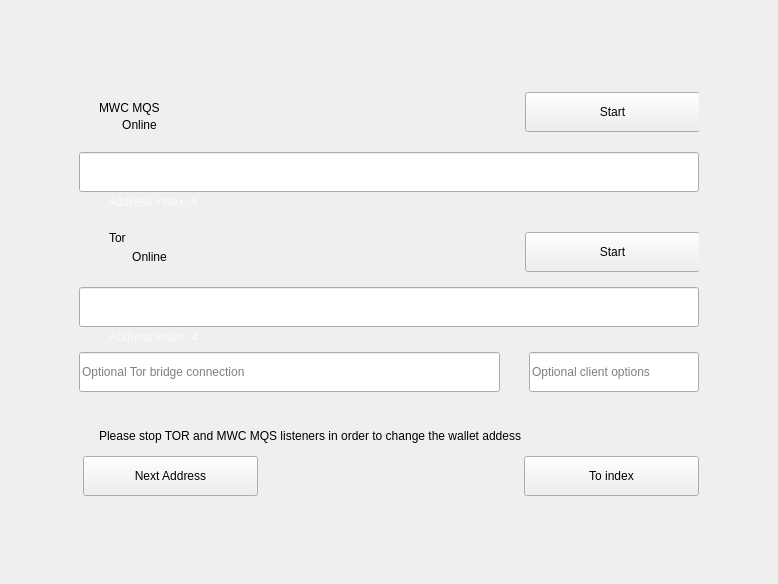
This is windows_desktop/e_listening.ui in mwcproject/mwc-qt-wallet as Qt 5 draws it before an edit. The edited form follows.
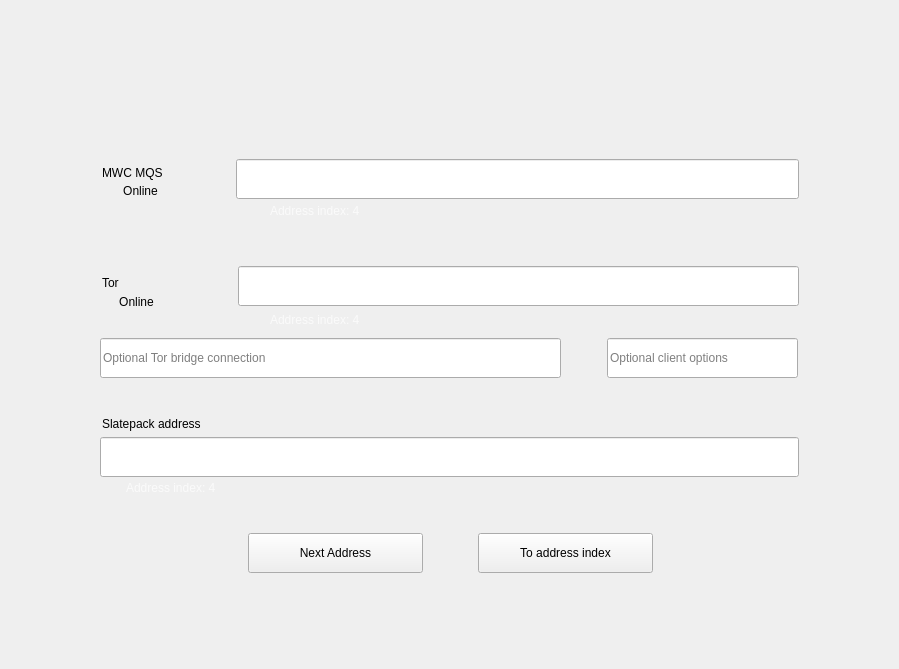
This is the edited form. Icons and pictures are not drawn. Custom widgets are drawn as their Qt base class.

Commit message: Simplified UI for slatepacks

```diff
--- a/windows_desktop/e_listening.ui
+++ b/windows_desktop/e_listening.ui
@@ -6,14 +6,14 @@
    <rect>
     <x>0</x>
     <y>0</y>
-    <width>778</width>
-    <height>584</height>
+    <width>899</width>
+    <height>669</height>
    </rect>
   </property>
   <property name="windowTitle">
    <string>Form</string>
   </property>
-  <layout class="QVBoxLayout" name="verticalLayout">
+  <layout class="QVBoxLayout" name="verticalLayout_2">
    <property name="topMargin">
     <number>70</number>
    </property>
@@ -32,6 +32,9 @@
    </item>
    <item>
     <layout class="QHBoxLayout" name="horizontalLayout">
+     <property name="spacing">
+      <number>1</number>
+     </property>
      <item>
       <spacer name="horizontalSpacer">
        <property name="orientation">
@@ -55,13 +58,13 @@
        </property>
        <property name="minimumSize">
         <size>
-         <width>620</width>
+         <width>700</width>
          <height>480</height>
         </size>
        </property>
        <property name="maximumSize">
         <size>
-         <width>620</width>
+         <width>700</width>
          <height>480</height>
         </size>
        </property>
@@ -74,68 +77,61 @@
        <property name="lineWidth">
         <number>0</number>
        </property>
-       <widget class="QLabel" name="mwcMqStatusImg">
-        <property name="geometry">
-         <rect>
-          <x>120</x>
-          <y>21</y>
-          <width>21</width>
-          <height>21</height>
-         </rect>
+       <layout class="QVBoxLayout" name="verticalLayout">
+        <property name="spacing">
+         <number>30</number>
         </property>
-        <property name="toolTip">
-         <string>MWC MQS listener status</string>
+        <property name="leftMargin">
+         <number>0</number>
         </property>
-        <property name="text">
-         <string/>
+        <property name="topMargin">
+         <number>0</number>
         </property>
-        <property name="pixmap">
-         <pixmap resource="../resources_desktop.qrc">:/img/StatusOk@2x.svg</pixmap>
+        <property name="rightMargin">
+         <number>0</number>
         </property>
-        <property name="scaledContents">
-         <bool>true</bool>
+        <property name="bottomMargin">
+         <number>0</number>
         </property>
-       </widget>
-       <widget class="control::MwcPushButtonNormal" name="mwcMqTriggerButton">
-        <property name="geometry">
-         <rect>
-          <x>446</x>
-          <y>10</y>
-          <width>175</width>
-          <height>40</height>
-         </rect>
-        </property>
+        <item>
+         <spacer name="verticalSpacer_4">
+          <property name="orientation">
+           <enum>Qt::Vertical</enum>
+          </property>
+          <property name="sizeHint" stdset="0">
+           <size>
+            <width>20</width>
+            <height>3</height>
+           </size>
+          </property>
+         </spacer>
+        </item>
+        <item>
+         <widget class="QFrame" name="MqsFrame">
         <property name="minimumSize">
          <size>
           <width>0</width>
-          <height>40</height>
+            <height>77</height>
          </size>
         </property>
         <property name="maximumSize">
          <size>
           <width>16777215</width>
-          <height>40</height>
-         </size>
-        </property>
-        <property name="cursor">
-         <cursorShape>PointingHandCursor</cursorShape>
-        </property>
-        <property name="focusPolicy">
-         <enum>Qt::StrongFocus</enum>
-        </property>
-        <property name="toolTip">
-         <string>Start/Stop listening for messages at MWC MQS</string>
-        </property>
-        <property name="text">
-         <string>Start</string>
-        </property>
-       </widget>
+            <height>77</height>
+           </size>
+          </property>
+          <property name="frameShape">
+           <enum>QFrame::NoFrame</enum>
+          </property>
+          <property name="frameShadow">
+           <enum>QFrame::Sunken</enum>
+          </property>
        <widget class="control::MwcLineEditNormal" name="mwcmqsAddress">
         <property name="geometry">
          <rect>
-          <x>0</x>
-          <y>70</y>
-          <width>620</width>
+             <x>136</x>
+             <y>6</y>
+             <width>563</width>
           <height>40</height>
          </rect>
         </property>
@@ -164,9 +160,9 @@
        <widget class="control::MwcLabelNormal" name="mwcMQlable">
         <property name="geometry">
          <rect>
-          <x>20</x>
-          <y>10</y>
-          <width>94</width>
+             <x>2</x>
+             <y>4</y>
+             <width>75</width>
           <height>31</height>
          </rect>
         </property>
@@ -177,8 +173,8 @@
        <widget class="control::MwcLabelTiny" name="mwcMqStatusTxt">
         <property name="geometry">
          <rect>
-          <x>20</x>
-          <y>33</y>
+             <x>0</x>
+             <y>28</y>
           <width>81</width>
           <height>20</height>
          </rect>
@@ -190,79 +186,33 @@
          <set>Qt::AlignCenter</set>
         </property>
        </widget>
-       <widget class="control::MwcPushButtonNormal" name="mwcMqToIndex">
+          <widget class="QLabel" name="mwcMqStatusImg">
         <property name="geometry">
          <rect>
-          <x>445</x>
-          <y>374</y>
-          <width>175</width>
-          <height>40</height>
-         </rect>
-        </property>
-        <property name="minimumSize">
-         <size>
-          <width>0</width>
-          <height>40</height>
-         </size>
-        </property>
-        <property name="maximumSize">
-         <size>
-          <width>16777215</width>
-          <height>40</height>
-         </size>
-        </property>
-        <property name="cursor">
-         <cursorShape>PointingHandCursor</cursorShape>
-        </property>
-        <property name="focusPolicy">
-         <enum>Qt::StrongFocus</enum>
-        </property>
+             <x>84</x>
+             <y>15</y>
+             <width>21</width>
+             <height>21</height>
+            </rect>
+           </property>
         <property name="toolTip">
          <string>Select a specific index for your TOR and MWC MQS address</string>
         </property>
         <property name="text">
-         <string>To index</string>
-        </property>
-       </widget>
-       <widget class="control::MwcPushButtonNormal" name="mwcMqNextAddress">
-        <property name="geometry">
-         <rect>
-          <x>4</x>
-          <y>374</y>
-          <width>175</width>
-          <height>40</height>
-         </rect>
-        </property>
-        <property name="minimumSize">
-         <size>
-          <width>0</width>
-          <height>40</height>
-         </size>
-        </property>
-        <property name="maximumSize">
-         <size>
-          <width>16777215</width>
-          <height>40</height>
-         </size>
-        </property>
-        <property name="cursor">
-         <cursorShape>PointingHandCursor</cursorShape>
-        </property>
-        <property name="focusPolicy">
-         <enum>Qt::StrongFocus</enum>
-        </property>
-        <property name="toolTip">
-         <string>Use the next address for listening to TOR and MWC MQS messages</string>
-        </property>
-        <property name="text">
-         <string>Next Address</string>
+            <string/>
+           </property>
+           <property name="pixmap">
+            <pixmap resource="../resources_desktop.qrc">:/img/StatusOk@2x.svg</pixmap>
+           </property>
+           <property name="scaledContents">
+            <bool>true</bool>
         </property>
        </widget>
        <widget class="control::MwcLabelTiny" name="mwcmqsAddressIndexLabel">
         <property name="geometry">
          <rect>
-          <x>29</x>
-          <y>110</y>
+             <x>170</x>
+             <y>48</y>
           <width>201</width>
           <height>20</height>
          </rect>
@@ -275,14 +225,67 @@
         </property>
         <property name="alignment">
          <set>Qt::AlignLeading|Qt::AlignLeft|Qt::AlignVCenter</set>
+           </property>
+          </widget>
+         </widget>
+        </item>
+        <item>
+         <widget class="QFrame" name="torFrame">
+          <property name="minimumSize">
+           <size>
+            <width>0</width>
+            <height>123</height>
+           </size>
+          </property>
+          <property name="maximumSize">
+           <size>
+            <width>16777215</width>
+            <height>123</height>
+           </size>
+          </property>
+          <property name="frameShape">
+           <enum>QFrame::NoFrame</enum>
+          </property>
+          <property name="frameShadow">
+           <enum>QFrame::Sunken</enum>
+          </property>
+          <widget class="control::MwcLineEditNormal" name="torAddress">
+           <property name="geometry">
+            <rect>
+             <x>138</x>
+             <y>6</y>
+             <width>561</width>
+             <height>40</height>
+            </rect>
+           </property>
+           <property name="minimumSize">
+            <size>
+             <width>0</width>
+             <height>40</height>
+            </size>
+           </property>
+           <property name="maximumSize">
+            <size>
+             <width>16777215</width>
+             <height>40</height>
+            </size>
+           </property>
+           <property name="toolTip">
+            <string>You MWC MQS address</string>
+           </property>
+           <property name="maxLength">
+            <number>1024</number>
+           </property>
+           <property name="readOnly">
+            <bool>true</bool>
         </property>
        </widget>
        <widget class="control::MwcLabelTiny" name="torStatusTxt">
         <property name="geometry">
          <rect>
-          <x>30</x>
-          <y>165</y>
-          <width>81</width>
+             <x>4</x>
+             <y>32</y>
+             <width>65</width>
           <height>20</height>
          </rect>
         </property>
@@ -296,8 +299,8 @@
        <widget class="QLabel" name="torStatusImg">
         <property name="geometry">
          <rect>
-          <x>120</x>
-          <y>150</y>
+             <x>84</x>
+             <y>14</y>
           <width>21</width>
           <height>21</height>
          </rect>
@@ -315,12 +318,31 @@
          <bool>true</bool>
         </property>
        </widget>
+          <widget class="control::MwcLabelTiny" name="torAddressIndexLabel">
+           <property name="geometry">
+            <rect>
+             <x>170</x>
+             <y>50</y>
+             <width>201</width>
+             <height>20</height>
+            </rect>
+           </property>
+           <property name="styleSheet">
+            <string notr="true">color: rgba(255,255,255, 0.7)</string>
+           </property>
+           <property name="text">
+            <string>Address index: 4</string>
+           </property>
+           <property name="alignment">
+            <set>Qt::AlignLeading|Qt::AlignLeft|Qt::AlignVCenter</set>
+           </property>
+          </widget>
        <widget class="control::MwcLabelNormal" name="label_5">
         <property name="geometry">
          <rect>
-          <x>30</x>
-          <y>140</y>
-          <width>85</width>
+             <x>2</x>
+             <y>7</y>
+             <width>65</width>
           <height>31</height>
          </rect>
         </property>
@@ -328,143 +350,12 @@
          <string>Tor</string>
         </property>
        </widget>
-       <widget class="control::MwcPushButtonNormal" name="torTriggerButton">
-        <property name="geometry">
-         <rect>
-          <x>446</x>
-          <y>150</y>
-          <width>175</width>
-          <height>40</height>
-         </rect>
-        </property>
-        <property name="minimumSize">
-         <size>
-          <width>0</width>
-          <height>40</height>
-         </size>
-        </property>
-        <property name="maximumSize">
-         <size>
-          <width>16777215</width>
-          <height>40</height>
-         </size>
-        </property>
-        <property name="cursor">
-         <cursorShape>PointingHandCursor</cursorShape>
-        </property>
-        <property name="focusPolicy">
-         <enum>Qt::StrongFocus</enum>
-        </property>
-        <property name="toolTip">
-         <string>Start/Stop Tor listener</string>
-        </property>
-        <property name="text">
-         <string>Start</string>
-        </property>
-       </widget>
-       <widget class="control::MwcLabelTiny" name="torAddressIndexLabel">
-        <property name="geometry">
-         <rect>
-          <x>30</x>
-          <y>245</y>
-          <width>201</width>
-          <height>20</height>
-         </rect>
-        </property>
-        <property name="styleSheet">
-         <string notr="true">color: rgba(255,255,255, 0.7)</string>
-        </property>
-        <property name="text">
-         <string>Address index: 4</string>
-        </property>
-        <property name="alignment">
-         <set>Qt::AlignLeading|Qt::AlignLeft|Qt::AlignVCenter</set>
-        </property>
-       </widget>
-       <widget class="control::MwcLineEditNormal" name="torAddress">
-        <property name="geometry">
-         <rect>
-          <x>0</x>
-          <y>205</y>
-          <width>620</width>
-          <height>40</height>
-         </rect>
-        </property>
-        <property name="minimumSize">
-         <size>
-          <width>0</width>
-          <height>40</height>
-         </size>
-        </property>
-        <property name="maximumSize">
-         <size>
-          <width>16777215</width>
-          <height>40</height>
-         </size>
-        </property>
-        <property name="toolTip">
-         <string>You MWC MQS address</string>
-        </property>
-        <property name="maxLength">
-         <number>1024</number>
-        </property>
-        <property name="readOnly">
-         <bool>true</bool>
-        </property>
-       </widget>
-       <widget class="control::MwcLabelSmall" name="label">
-        <property name="geometry">
-         <rect>
-          <x>20</x>
-          <y>346</y>
-          <width>537</width>
-          <height>16</height>
-         </rect>
-        </property>
-        <property name="text">
-         <string>Please stop TOR and MWC MQS listeners in order to change the wallet addess</string>
-        </property>
-       </widget>
-       <widget class="control::MwcLineEditNormal" name="torBridgeConection">
-        <property name="geometry">
-         <rect>
-          <x>0</x>
-          <y>270</y>
-          <width>421</width>
-          <height>40</height>
-         </rect>
-        </property>
-        <property name="minimumSize">
-         <size>
-          <width>0</width>
-          <height>40</height>
-         </size>
-        </property>
-        <property name="maximumSize">
-         <size>
-          <width>16777215</width>
-          <height>40</height>
-         </size>
-        </property>
-        <property name="toolTip">
-         <string>Optional Tor bridge connection string.  Use it if Tor blocked by your firewall.</string>
-        </property>
-        <property name="maxLength">
-         <number>1024</number>
-        </property>
-        <property name="readOnly">
-         <bool>false</bool>
-        </property>
-        <property name="placeholderText">
-         <string>Optional Tor bridge connection</string>
-        </property>
-       </widget>
        <widget class="control::MwcLineEditNormal" name="torClientOptions">
         <property name="geometry">
          <rect>
-          <x>450</x>
-          <y>270</y>
-          <width>170</width>
+             <x>507</x>
+             <y>78</y>
+             <width>191</width>
           <height>40</height>
          </rect>
         </property>
@@ -493,6 +384,258 @@
          <string>Optional client options</string>
         </property>
        </widget>
+          <widget class="control::MwcLineEditNormal" name="torBridgeConection">
+           <property name="geometry">
+            <rect>
+             <x>0</x>
+             <y>78</y>
+             <width>461</width>
+             <height>40</height>
+            </rect>
+           </property>
+           <property name="minimumSize">
+            <size>
+             <width>0</width>
+             <height>40</height>
+            </size>
+           </property>
+           <property name="maximumSize">
+            <size>
+             <width>16777215</width>
+             <height>40</height>
+            </size>
+           </property>
+           <property name="toolTip">
+            <string>Optional Tor bridge connection string.  Use it if Tor blocked by your firewall.</string>
+           </property>
+           <property name="maxLength">
+            <number>1024</number>
+           </property>
+           <property name="readOnly">
+            <bool>false</bool>
+           </property>
+           <property name="placeholderText">
+            <string>Optional Tor bridge connection</string>
+           </property>
+          </widget>
+         </widget>
+        </item>
+        <item>
+         <widget class="QFrame" name="slatepackFrame">
+          <property name="minimumSize">
+           <size>
+            <width>0</width>
+            <height>88</height>
+           </size>
+          </property>
+          <property name="maximumSize">
+           <size>
+            <width>16777215</width>
+            <height>88</height>
+           </size>
+          </property>
+          <property name="frameShape">
+           <enum>QFrame::NoFrame</enum>
+          </property>
+          <property name="frameShadow">
+           <enum>QFrame::Sunken</enum>
+          </property>
+          <widget class="control::MwcLineEditNormal" name="slatepackAddress">
+           <property name="geometry">
+            <rect>
+             <x>0</x>
+             <y>24</y>
+             <width>699</width>
+             <height>40</height>
+            </rect>
+           </property>
+           <property name="sizePolicy">
+            <sizepolicy hsizetype="Expanding" vsizetype="Fixed">
+             <horstretch>8</horstretch>
+             <verstretch>0</verstretch>
+            </sizepolicy>
+           </property>
+           <property name="minimumSize">
+            <size>
+             <width>0</width>
+             <height>40</height>
+            </size>
+           </property>
+           <property name="maximumSize">
+            <size>
+             <width>16777215</width>
+             <height>40</height>
+            </size>
+           </property>
+           <property name="focusPolicy">
+            <enum>Qt::StrongFocus</enum>
+           </property>
+           <property name="toolTip">
+            <string>Tor (onion) address of your wallet</string>
+           </property>
+           <property name="maxLength">
+            <number>1024</number>
+           </property>
+           <property name="alignment">
+            <set>Qt::AlignLeading|Qt::AlignLeft|Qt::AlignVCenter</set>
+           </property>
+           <property name="readOnly">
+            <bool>true</bool>
+           </property>
+          </widget>
+          <widget class="control::MwcLabelTiny" name="slatepackAddressIndexLabel">
+           <property name="geometry">
+            <rect>
+             <x>26</x>
+             <y>65</y>
+             <width>201</width>
+             <height>20</height>
+            </rect>
+           </property>
+           <property name="sizePolicy">
+            <sizepolicy hsizetype="Preferred" vsizetype="Preferred">
+             <horstretch>8</horstretch>
+             <verstretch>0</verstretch>
+            </sizepolicy>
+           </property>
+           <property name="styleSheet">
+            <string notr="true">color: rgba(255,255,255, 0.7)</string>
+           </property>
+           <property name="text">
+            <string>Address index: 4</string>
+           </property>
+           <property name="alignment">
+            <set>Qt::AlignLeading|Qt::AlignLeft|Qt::AlignVCenter</set>
+           </property>
+          </widget>
+          <widget class="control::MwcLabelSmall" name="label_33">
+           <property name="geometry">
+            <rect>
+             <x>2</x>
+             <y>3</y>
+             <width>605</width>
+             <height>16</height>
+            </rect>
+           </property>
+           <property name="sizePolicy">
+            <sizepolicy hsizetype="Preferred" vsizetype="Preferred">
+             <horstretch>8</horstretch>
+             <verstretch>0</verstretch>
+            </sizepolicy>
+           </property>
+           <property name="text">
+            <string>Slatepack address</string>
+           </property>
+           <property name="alignment">
+            <set>Qt::AlignLeading|Qt::AlignLeft|Qt::AlignVCenter</set>
+           </property>
+          </widget>
+         </widget>
+        </item>
+        <item>
+         <widget class="QFrame" name="buttonsFrame">
+          <property name="minimumSize">
+           <size>
+            <width>0</width>
+            <height>44</height>
+           </size>
+          </property>
+          <property name="maximumSize">
+           <size>
+            <width>16777215</width>
+            <height>44</height>
+           </size>
+          </property>
+          <property name="frameShape">
+           <enum>QFrame::NoFrame</enum>
+          </property>
+          <property name="frameShadow">
+           <enum>QFrame::Sunken</enum>
+          </property>
+          <widget class="control::MwcPushButtonNormal" name="mwcMqToIndex">
+           <property name="geometry">
+            <rect>
+             <x>378</x>
+             <y>2</y>
+             <width>175</width>
+             <height>40</height>
+            </rect>
+           </property>
+           <property name="minimumSize">
+            <size>
+             <width>0</width>
+             <height>40</height>
+            </size>
+           </property>
+           <property name="maximumSize">
+            <size>
+             <width>16777215</width>
+             <height>40</height>
+            </size>
+           </property>
+           <property name="cursor">
+            <cursorShape>PointingHandCursor</cursorShape>
+           </property>
+           <property name="focusPolicy">
+            <enum>Qt::StrongFocus</enum>
+           </property>
+           <property name="toolTip">
+            <string>Select a specific index for your TOR and MWC MQS address</string>
+           </property>
+           <property name="text">
+            <string>To address index</string>
+           </property>
+          </widget>
+          <widget class="control::MwcPushButtonNormal" name="mwcMqNextAddress">
+           <property name="geometry">
+            <rect>
+             <x>148</x>
+             <y>2</y>
+             <width>175</width>
+             <height>40</height>
+            </rect>
+           </property>
+           <property name="minimumSize">
+            <size>
+             <width>0</width>
+             <height>40</height>
+            </size>
+           </property>
+           <property name="maximumSize">
+            <size>
+             <width>16777215</width>
+             <height>40</height>
+            </size>
+           </property>
+           <property name="cursor">
+            <cursorShape>PointingHandCursor</cursorShape>
+           </property>
+           <property name="focusPolicy">
+            <enum>Qt::StrongFocus</enum>
+           </property>
+           <property name="toolTip">
+            <string>Use the next address for listening to TOR and MWC MQS messages</string>
+           </property>
+           <property name="text">
+            <string>Next Address</string>
+           </property>
+          </widget>
+         </widget>
+        </item>
+        <item>
+         <spacer name="verticalSpacer_3">
+          <property name="orientation">
+           <enum>Qt::Vertical</enum>
+          </property>
+          <property name="sizeHint" stdset="0">
+           <size>
+            <width>20</width>
+            <height>14</height>
+           </size>
+          </property>
+         </spacer>
+        </item>
+       </layout>
       </widget>
      </item>
      <item>
```
Left out of the diff: 4 changed lines with no effect on the pictures. Lines whose indentation alone changed are shown as unchanged. The commit also changes 48 other files.
